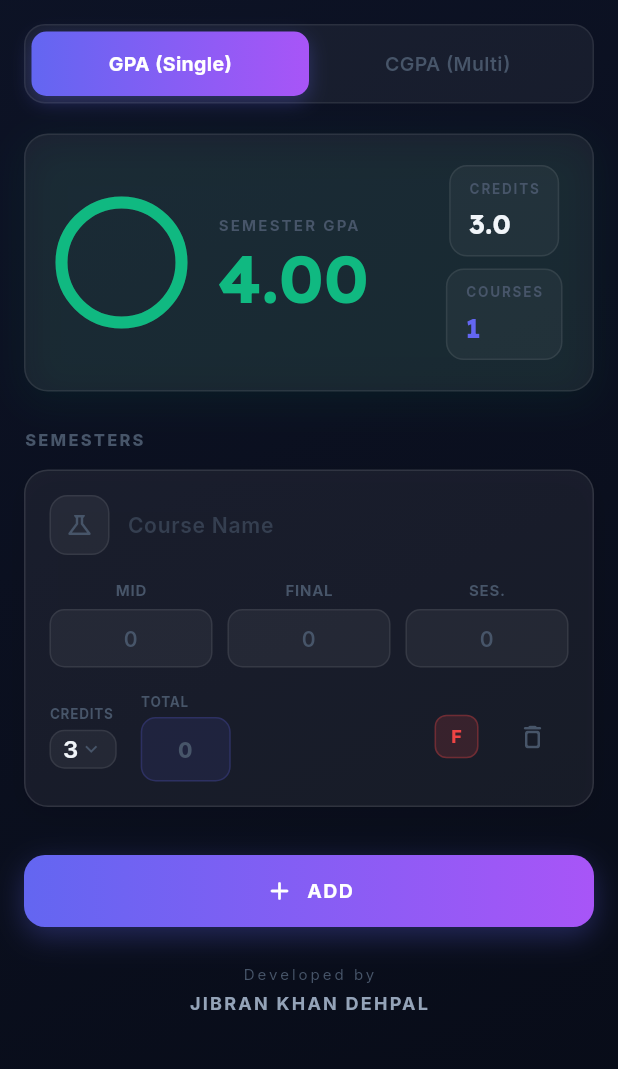
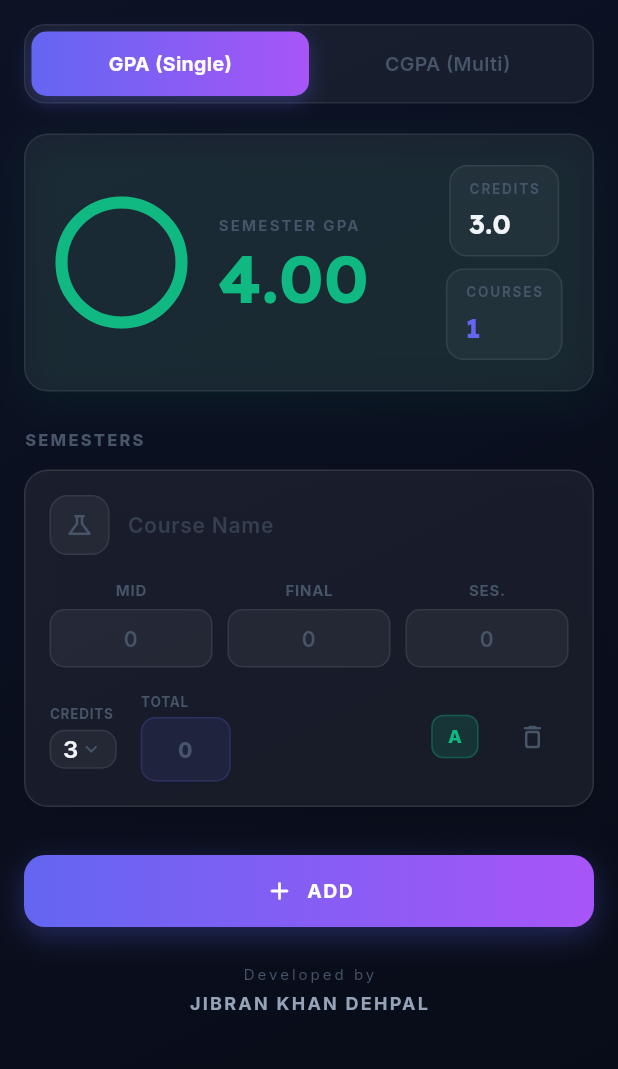
Before and after one commit to Jibrankhan0/cgpa_calculator, a Flutter app: the screen it shows after launch, after a tap on "GPA (Single)", on a phone screen of 412 x 824 dp, the part 84-1153 px from its top. Run offline on Flutter 3.47's test engine with Material 3 defaults, Android fonts, the phone set to English and light mode, and no system bars; our stand-ins replace flutter_riverpod, google_fonts, pdf, printing, shared_preferences.

Commit message:
fix: revert unrelated behavioral changes from task 1, keep only GoogleFonts caching

```diff
--- a/lib/widgets/course_input_card.dart
+++ b/lib/widgets/course_input_card.dart
@@ -4,7 +4,6 @@ import 'package:flutter_riverpod/flutter_riverpod.dart';
 import 'package:google_fonts/google_fonts.dart';
 import '../models/course.dart';
 import '../providers/semester_provider.dart';
-import '../services/gpa_service.dart';
 import '../theme/app_theme.dart';
 import 'glass_card.dart';
 import 'grade_badge.dart';
@@ -60,88 +59,38 @@ class _CourseInputCardState extends ConsumerState<CourseInputCard> {
   late FocusNode _sessionalFocus;
   late FocusNode _totalFocus;
 
-  final ValueNotifier<bool> _isMidFocused = ValueNotifier(false);
-  final ValueNotifier<bool> _isFinalFocused = ValueNotifier(false);
-  final ValueNotifier<bool> _isSessionalFocused = ValueNotifier(false);
-  final ValueNotifier<bool> _isTotalFocused = ValueNotifier(false);
-
-  double _localMid = 0;
-  double _localFinal = 0;
-  double _localSessional = 0;
-  double _localTotal = 0;
-  bool _isPractical = false;
+  bool _isMidFocused = false;
+  bool _isFinalFocused = false;
+  bool _isSessionalFocused = false;
+  bool _isTotalFocused = false;
 
   SemesterNotifier get _notifier =>
       widget.notifierOverride ?? ref.read(semesterProvider.notifier);
 
-  String _localGrade() {
-    if (_localTotal <= 0) return 'F';
-    return GpaService.getGradeFromMarks(_localTotal, isPractical: _isPractical);
-  }
-
   @override
   void initState() {
     super.initState();
-    _initControllers(widget.course);
+    _nameController = TextEditingController(text: widget.course.name);
+    _midController = TextEditingController(
+      text: widget.course.midMarks == 0 ? '' : widget.course.midMarks.toStringAsFixed(0),
+    );
+    _finalController = TextEditingController(
+      text: widget.course.finalMarks == 0 ? '' : widget.course.finalMarks.toStringAsFixed(0),
+    );
+    _sessionalController = TextEditingController(
+      text: widget.course.sessionalMarks == 0 ? '' : widget.course.sessionalMarks.toStringAsFixed(0),
+    );
+    _totalController = TextEditingController(
+      text: widget.course.totalMarks == 0 ? '' : widget.course.totalMarks.toStringAsFixed(0),
+    );
+
     _nameFocus = FocusNode();
     _midFocus = FocusNode();
     _finalFocus = FocusNode();
     _sessionalFocus = FocusNode();
     _totalFocus = FocusNode();
+
     _setupFocusListeners();
-  }
-
-  void _initControllers(Course course) {
-    _nameController = TextEditingController(text: course.name);
-    _midController = TextEditingController(
-      text: course.midMarks == 0 ? '' : course.midMarks.toStringAsFixed(0),
-    );
-    _finalController = TextEditingController(
-      text: course.finalMarks == 0 ? '' : course.finalMarks.toStringAsFixed(0),
-    );
-    _sessionalController = TextEditingController(
-      text: course.sessionalMarks == 0 ? '' : course.sessionalMarks.toStringAsFixed(0),
-    );
-    _totalController = TextEditingController(
-      text: course.totalMarks == 0 ? '' : course.totalMarks.toStringAsFixed(0),
-    );
-    _localMid = course.midMarks;
-    _localFinal = course.finalMarks;
-    _localSessional = course.sessionalMarks;
-    _localTotal = course.totalMarks;
-    _isPractical = course.isPractical;
-  }
-
-  @override
-  void didUpdateWidget(CourseInputCard oldWidget) {
-    super.didUpdateWidget(oldWidget);
-    if (oldWidget.course.id != widget.course.id) {
-      _disposeControllers();
-      _initControllers(widget.course);
-    } else if (!_midFocus.hasFocus && _localMid != widget.course.midMarks) {
-      _localMid = widget.course.midMarks;
-      _midController.text = widget.course.midMarks == 0 ? '' : widget.course.midMarks.toStringAsFixed(0);
-    } else if (!_finalFocus.hasFocus && _localFinal != widget.course.finalMarks) {
-      _localFinal = widget.course.finalMarks;
-      _finalController.text = widget.course.finalMarks == 0 ? '' : widget.course.finalMarks.toStringAsFixed(0);
-    } else if (!_sessionalFocus.hasFocus && _localSessional != widget.course.sessionalMarks) {
-      _localSessional = widget.course.sessionalMarks;
-      _sessionalController.text = widget.course.sessionalMarks == 0 ? '' : widget.course.sessionalMarks.toStringAsFixed(0);
-    } else if (!_totalFocus.hasFocus && _localTotal != widget.course.totalMarks) {
-      _localTotal = widget.course.totalMarks;
-      _totalController.text = widget.course.totalMarks == 0 ? '' : widget.course.totalMarks.toStringAsFixed(0);
-    }
-    if (oldWidget.course.isPractical != widget.course.isPractical) {
-      _isPractical = widget.course.isPractical;
-    }
-  }
-
-  void _disposeControllers() {
-    _nameController.dispose();
-    _midController.dispose();
-    _finalController.dispose();
-    _sessionalController.dispose();
-    _totalController.dispose();
   }
 
   void _setupFocusListeners() {
@@ -151,32 +100,78 @@ class _CourseInputCardState extends ConsumerState<CourseInputCard> {
       }
     });
     _midFocus.addListener(() {
-      _isMidFocused.value = _midFocus.hasFocus;
-      if (!_midFocus.hasFocus) {
-        _notifier.updateCourse(widget.course.id, midMarks: _localMid,
-            totalMarks: _localMid + _localFinal + _localSessional);
+      _isMidFocused = _midFocus.hasFocus;
+      _onMarksFocusLost('mid');
+    });
+    _finalFocus.addListener(() {
+      _isFinalFocused = _finalFocus.hasFocus;
+      _onMarksFocusLost('final');
+    });
+    _sessionalFocus.addListener(() {
+      _isSessionalFocused = _sessionalFocus.hasFocus;
+      _onMarksFocusLost('sessional');
+    });
+    _totalFocus.addListener(() {
+      _isTotalFocused = _totalFocus.hasFocus;
+      if (!_totalFocus.hasFocus) {
+        double val = double.tryParse(_totalController.text) ?? 0;
+        if (val > 100) val = 100;
+        if (val != widget.course.totalMarks) {
+          _notifier.updateCourse(widget.course.id, totalMarks: val);
+        }
       }
     });
-    _finalFocus.addListener(() {
-      _isFinalFocused.value = _finalFocus.hasFocus;
-      if (!_finalFocus.hasFocus) {
-        _notifier.updateCourse(widget.course.id, finalMarks: _localFinal,
-            totalMarks: _localMid + _localFinal + _localSessional);
   }
-    });
-    _sessionalFocus.addListener(() {
-      _isSessionalFocused.value = _sessionalFocus.hasFocus;
-      if (!_sessionalFocus.hasFocus) {
-        _notifier.updateCourse(widget.course.id, sessionalMarks: _localSessional,
-            totalMarks: _localMid + _localFinal + _localSessional);
+
+  void _onMarksFocusLost(String type) {
+    double val = 0;
+    switch (type) {
+      case 'mid':
+        if (!_midFocus.hasFocus) val = double.tryParse(_midController.text) ?? 0;
+        break;
+      case 'final':
+        if (!_finalFocus.hasFocus) val = double.tryParse(_finalController.text) ?? 0;
+        break;
+      case 'sessional':
+        if (!_sessionalFocus.hasFocus) val = double.tryParse(_sessionalController.text) ?? 0;
+        break;
     }
-    });
-    _totalFocus.addListener(() {
-      _isTotalFocused.value = _totalFocus.hasFocus;
-      if (!_totalFocus.hasFocus) {
-        _notifier.updateCourse(widget.course.id, totalMarks: _localTotal);
+    if (val > 100) val = 100;
+
+    switch (type) {
+      case 'mid':
+        _notifier.updateCourse(widget.course.id, midMarks: val,
+            totalMarks: val + widget.course.finalMarks + widget.course.sessionalMarks);
+        break;
+      case 'final':
+        _notifier.updateCourse(widget.course.id, finalMarks: val,
+            totalMarks: widget.course.midMarks + val + widget.course.sessionalMarks);
+        break;
+      case 'sessional':
+        _notifier.updateCourse(widget.course.id, sessionalMarks: val,
+            totalMarks: widget.course.midMarks + widget.course.finalMarks + val);
+        break;
     }
-    });
+  }
+
+  @override
+  void didUpdateWidget(CourseInputCard oldWidget) {
+    super.didUpdateWidget(oldWidget);
+    if (oldWidget.course.name != widget.course.name && !_nameFocus.hasFocus) {
+      _nameController.text = widget.course.name;
+    }
+    if (oldWidget.course.midMarks != widget.course.midMarks && !_midFocus.hasFocus) {
+      _midController.text = widget.course.midMarks == 0 ? '' : widget.course.midMarks.toStringAsFixed(0);
+    }
+    if (oldWidget.course.finalMarks != widget.course.finalMarks && !_finalFocus.hasFocus) {
+      _finalController.text = widget.course.finalMarks == 0 ? '' : widget.course.finalMarks.toStringAsFixed(0);
+    }
+    if (oldWidget.course.sessionalMarks != widget.course.sessionalMarks && !_sessionalFocus.hasFocus) {
+      _sessionalController.text = widget.course.sessionalMarks == 0 ? '' : widget.course.sessionalMarks.toStringAsFixed(0);
+    }
+    if (oldWidget.course.totalMarks != widget.course.totalMarks && !_totalFocus.hasFocus) {
+      _totalController.text = widget.course.totalMarks == 0 ? '' : widget.course.totalMarks.toStringAsFixed(0);
+    }
   }
 
   @override
@@ -186,11 +181,11 @@ class _CourseInputCardState extends ConsumerState<CourseInputCard> {
     _finalFocus.dispose();
     _sessionalFocus.dispose();
     _totalFocus.dispose();
-    _disposeControllers();
-    _isMidFocused.dispose();
-    _isFinalFocused.dispose();
-    _isSessionalFocused.dispose();
-    _isTotalFocused.dispose();
+    _nameController.dispose();
+    _midController.dispose();
+    _finalController.dispose();
+    _sessionalController.dispose();
+    _totalController.dispose();
     super.dispose();
   }
 
@@ -208,25 +203,9 @@ class _CourseInputCardState extends ConsumerState<CourseInputCard> {
     return focused ? const Color(0x4D6366F1) : const Color(0x14000000);
   }
 
-  void _onMarksChanged(String type, double val) {
-    switch (type) {
-      case 'mid':
-        _localMid = val;
-        _localTotal = val + _localFinal + _localSessional;
-        break;
-      case 'final':
-        _localFinal = val;
-        _localTotal = _localMid + val + _localSessional;
-        break;
-      case 'sessional':
-        _localSessional = val;
-        _localTotal = _localMid + _localFinal + val;
-        break;
-    }
-  }
-
   @override
   Widget build(BuildContext context) {
+    final isLab = widget.course.isPractical;
     final isDark = Theme.of(context).brightness == Brightness.dark;
 
     return RepaintBoundary(
@@ -234,7 +213,7 @@ class _CourseInputCardState extends ConsumerState<CourseInputCard> {
         padding: const EdgeInsets.only(bottom: 12),
         child: GlassCard(
           padding: const EdgeInsets.all(16),
-          borderColor: _isPractical
+          borderColor: isLab
               ? const Color(0x336366F1)
               : (isDark ? const Color(0x1AFFFFFF) : const Color(0x1A000000)),
           child: Column(
@@ -243,27 +222,25 @@ class _CourseInputCardState extends ConsumerState<CourseInputCard> {
                 children: [
                   GestureDetector(
                     onTap: () {
-                      _isPractical = !_isPractical;
                       _notifier.updateCourse(widget.course.id,
-                          isPractical: _isPractical,
-                          creditHours: _isPractical ? 1.0 : widget.course.creditHours);
-                      setState(() {});
+                          isPractical: !isLab,
+                          creditHours: !isLab ? 1.0 : widget.course.creditHours);
                       HapticFeedback.lightImpact();
                     },
                     child: Container(
                       width: 40,
                       height: 40,
                       decoration: BoxDecoration(
-                        color: _isPractical ? const Color(0x266366F1) : _fieldBg(isDark, false),
+                        color: isLab ? const Color(0x266366F1) : _fieldBg(isDark, false),
                         borderRadius: BorderRadius.circular(12),
                         border: Border.all(
-                          color: _isPractical ? const Color(0x4D6366F1) : _fieldBorder(isDark, false),
+                          color: isLab ? const Color(0x4D6366F1) : _fieldBorder(isDark, false),
                         ),
                       ),
                       child: Icon(
-                        _isPractical ? Icons.science : Icons.science_outlined,
+                        isLab ? Icons.science : Icons.science_outlined,
                         size: 20,
-                        color: _isPractical ? AppTheme.accentPrimary : AppTheme.textMuted(context),
+                        color: isLab ? AppTheme.accentPrimary : AppTheme.textMuted(context),
                       ),
                     ),
                   ),
@@ -295,27 +272,24 @@ class _CourseInputCardState extends ConsumerState<CourseInputCard> {
                     label: 'MID',
                     controller: _midController,
                     focusNode: _midFocus,
-                    focusNotifier: _isMidFocused,
+                    isFocused: _isMidFocused,
                     isDark: isDark,
-                    type: 'mid',
                   ),
                   const SizedBox(width: 10),
                   _buildMarkField(
                     label: 'FINAL',
                     controller: _finalController,
                     focusNode: _finalFocus,
-                    focusNotifier: _isFinalFocused,
+                    isFocused: _isFinalFocused,
                     isDark: isDark,
-                    type: 'final',
                   ),
                   const SizedBox(width: 10),
                   _buildMarkField(
                     label: 'SES.',
                     controller: _sessionalController,
                     focusNode: _sessionalFocus,
-                    focusNotifier: _isSessionalFocused,
+                    isFocused: _isSessionalFocused,
                     isDark: isDark,
-                    type: 'sessional',
                   ),
                 ],
               ),
@@ -336,7 +310,7 @@ class _CourseInputCardState extends ConsumerState<CourseInputCard> {
                           borderRadius: BorderRadius.circular(10),
                           border: Border.all(color: _fieldBorder(isDark, false)),
                         ),
-                        child: _isPractical
+                        child: isLab
                             ? const Padding(
                                 padding: EdgeInsets.symmetric(vertical: 8),
                                 child: Text('1', style: TextStyle(
@@ -383,9 +357,11 @@ class _CourseInputCardState extends ConsumerState<CourseInputCard> {
                       Container(
                         padding: const EdgeInsets.symmetric(horizontal: 8, vertical: 4),
                         decoration: BoxDecoration(
-                          color: const Color(0x196366F1),
+                          color: _isTotalFocused ? const Color(0x266366F1) : const Color(0x196366F1),
                           borderRadius: BorderRadius.circular(10),
-                          border: Border.all(color: const Color(0x336366F1)),
+                          border: Border.all(
+                            color: _isTotalFocused ? const Color(0x4D6366F1) : const Color(0x336366F1),
+                          ),
                         ),
                         child: SizedBox(
                           width: 42,
@@ -411,8 +387,6 @@ class _CourseInputCardState extends ConsumerState<CourseInputCard> {
                                   TextPosition(offset: _totalController.text.length),
                                 );
                               }
-                              _localTotal = d;
-                              _gradeKey.currentState?.setState(() {});
                             },
                           ),
                         ),
@@ -420,7 +394,7 @@ class _CourseInputCardState extends ConsumerState<CourseInputCard> {
                     ],
                   ),
                   const Spacer(),
-                  _GradeBadgeLive(gradeGetter: _localGrade, key: _gradeKey),
+                  GradeBadge(grade: widget.course.grade),
                   const SizedBox(width: 12),
                   IconButton(
                     icon: Icon(Icons.delete_outline_rounded, size: 20,
@@ -439,21 +413,15 @@ class _CourseInputCardState extends ConsumerState<CourseInputCard> {
     );
   }
 
-  final GlobalKey<_GradeBadgeLiveState> _gradeKey = GlobalKey();
-
   Widget _buildMarkField({
     required String label,
     required TextEditingController controller,
     required FocusNode focusNode,
-    required ValueNotifier<bool> focusNotifier,
+    required bool isFocused,
     required bool isDark,
-    required String type,
   }) {
     return Expanded(
-      child: ValueListenableBuilder<bool>(
-        valueListenable: focusNotifier,
-        builder: (context, isFocused, _) {
-          return Column(
+      child: Column(
         children: [
           Text(label, style: _markLabelBase.copyWith(
             color: isFocused ? AppTheme.accentPrimary : AppTheme.textMuted(context),
@@ -490,31 +458,11 @@ class _CourseInputCardState extends ConsumerState<CourseInputCard> {
                     TextPosition(offset: controller.text.length),
                   );
                 }
-                    _onMarksChanged(type, d);
-                    _totalController.text = _localTotal == 0 ? '' : _localTotal.toStringAsFixed(0);
-                    _gradeKey.currentState?.setState(() {});
               },
             ),
           ),
         ],
-          );
-        },
       ),
     );
   }
 }
-
-class _GradeBadgeLive extends StatefulWidget {
-  final String Function() gradeGetter;
-  const _GradeBadgeLive({required this.gradeGetter, super.key});
-  @override
-  State<_GradeBadgeLive> createState() => _GradeBadgeLiveState();
-}
-
-class _GradeBadgeLiveState extends State<_GradeBadgeLive> {
-  @override
-  Widget build(BuildContext context) {
-    final grade = widget.gradeGetter();
-    return GradeBadge(grade: grade);
-  }
-}
```
Lines whose indentation alone changed are shown as unchanged.
